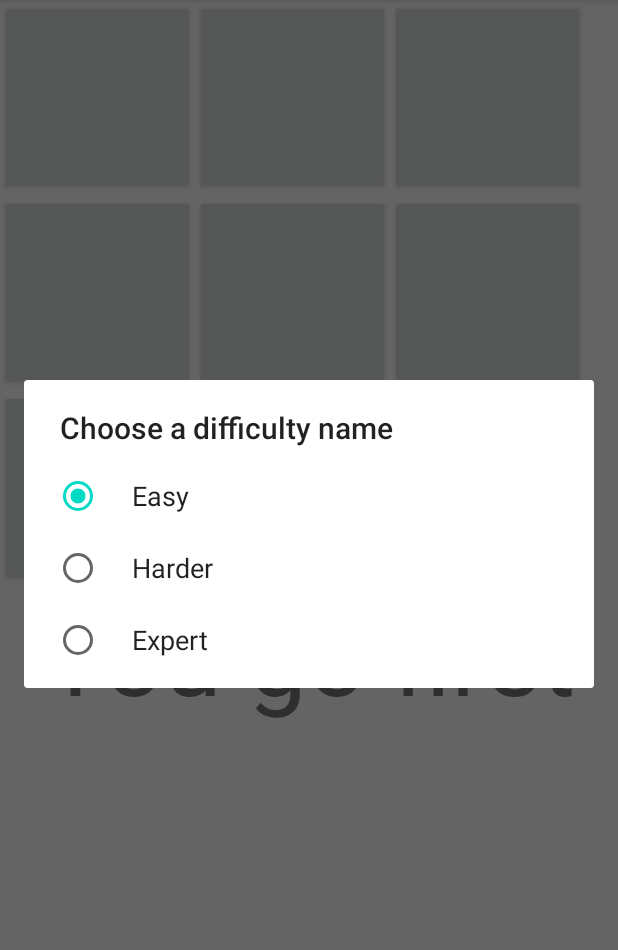
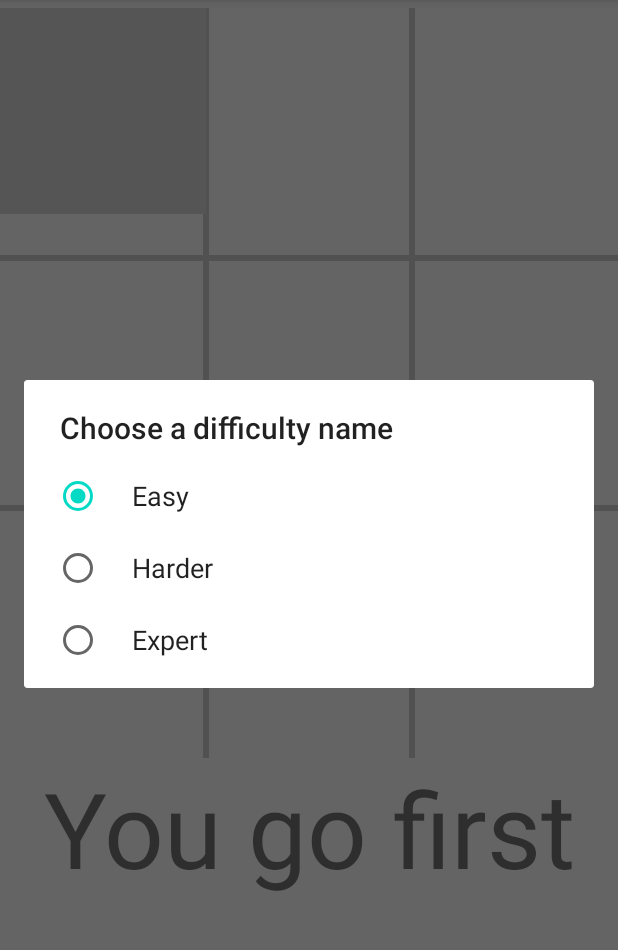
Before and after one commit to esantofimios-desarrolloapps2020/reto06, an Android app: the screen it shows after launch (MainActivity), in the options menu, after a tap on "Difficulty", on a phone screen of 412 x 824 dp, the part 84-1034 px from its top. Run offline under Robolectric (Android 15) with nearby library versions, the phone set to English and light mode, and no system bars.

Commit message:
:construction: Added graphics and sounds

```diff
--- /dev/null
+++ b/app/src/main/java/com/example/tictactoe/BoardView.java
@@ -0,0 +1,97 @@
+package com.example.tictactoe;
+
+import android.content.Context;
+import android.graphics.Bitmap;
+import android.graphics.BitmapFactory;
+import android.graphics.Canvas;
+import android.graphics.Color;
+import android.graphics.Paint;
+import android.graphics.Rect;
+import android.util.AttributeSet;
+import android.view.MotionEvent;
+import android.view.View;
+
+public class BoardView extends View {
+    public static final int GRID_WIDTH = 6;
+    private Bitmap mHumanBitmap;
+    private Bitmap mComputerBitmap;
+    private  Paint mPaint;
+    private  TicTacToeGame mGame;
+
+    public void setGame(TicTacToeGame game){
+        mGame = game;
+    }
+
+    public int getBoardCellWidth(){
+        return getWidth() / 3;
+    }
+
+    public int getBoardCellHeight(){
+        return getHeight() / 3;
+    }
+
+    public void initialize(){
+        mHumanBitmap = BitmapFactory.decodeResource(getResources(), R.mipmap.ic_x_round);
+        mComputerBitmap = BitmapFactory.decodeResource(getResources(), R.mipmap.ic_o_round);
+        mPaint = new Paint(Paint.ANTI_ALIAS_FLAG);
+    }
+
+    public BoardView(Context context){
+        super(context);
+        initialize();
+    }
+
+    public BoardView(Context context, AttributeSet attrs, int defStyle){
+        super(context, attrs, defStyle);
+        initialize();
+    }
+
+    public BoardView(Context context, AttributeSet attrs){
+        super(context, attrs);
+        initialize();
+    }
+
+    @Override
+    protected void onDraw(Canvas canvas) {
+        super.onDraw(canvas);
+
+        int boardWidth = getWidth();
+        int boardHeight = getHeight();
+
+        mPaint.setColor(Color.LTGRAY);
+        mPaint.setStrokeWidth(GRID_WIDTH);
+
+        int cellWidth = boardWidth / 3;
+        canvas.drawLine(cellWidth, 0, cellWidth, boardHeight, mPaint);
+        canvas.drawLine(cellWidth * 2, 0, cellWidth * 2, boardHeight, mPaint);
+
+        int cellHeight = boardHeight / 3;
+        canvas.drawLine(0,cellHeight, boardWidth, cellHeight, mPaint);
+        canvas.drawLine(0, cellHeight * 2, boardWidth, cellHeight * 2, mPaint);
+
+        for(int i = 0; i < TicTacToeGame.BOARD_SIZE; i++){
+            int col = i % 3;
+            int row = i / 3;
+
+            int left = 0;
+            int top = 0;
+            int right = cellWidth;
+            int bottom = cellWidth;
+
+            if(mGame != null && mGame.getBoardOccupant(i) == TicTacToeGame.HUMAN_PLAYER){
+                canvas.drawBitmap(mHumanBitmap,
+                        null,
+                        new Rect(left, top, right, bottom),
+                        null);
+            }else if(mGame != null && mGame.getBoardOccupant(i) == TicTacToeGame.COMPUTER_PLAYER){
+                canvas.drawBitmap(mComputerBitmap,
+                        null,
+                        new Rect(left, top, right, bottom),
+                        null);
+            }
+        }
+    }
+
+
+
+}
--- a/app/src/main/java/com/example/tictactoe/MainActivity.java
+++ b/app/src/main/java/com/example/tictactoe/MainActivity.java
@@ -6,11 +6,13 @@ import android.app.AlertDialog;
 import android.app.Dialog;
 import android.content.DialogInterface;
 import android.graphics.Color;
+import android.media.MediaPlayer;
 import android.os.Bundle;
 import android.util.Log;
 import android.view.Menu;
 import android.view.MenuInflater;
 import android.view.MenuItem;
+import android.view.MotionEvent;
 import android.view.View;
 import android.widget.Button;
 import android.widget.TextView;
@@ -25,35 +27,26 @@ public class MainActivity extends AppCompatActivity {
     private TicTacToeGame mGame;
     private Button mBoardButtons[];
     private TextView mInfoTextView;
+    private BoardView mBoardView;
+    MediaPlayer mHumanMediaPlayer;
+    MediaPlayer mComputerMediaPlayer;
     @Override
     protected void onCreate(Bundle savedInstanceState) {
         super.onCreate(savedInstanceState);
         setContentView(R.layout.activity_main);
-        mBoardButtons = new Button[TicTacToeGame.BOARD_SIZE];
-        mBoardButtons[0] = (Button) findViewById(R.id.btn_one);
-        mBoardButtons[1] = (Button) findViewById(R.id.btn_two);
-        mBoardButtons[2] = (Button) findViewById(R.id.btn_three);
-        mBoardButtons[3] = (Button) findViewById(R.id.btn_four);
-        mBoardButtons[4] = (Button) findViewById(R.id.btn_five);
-        mBoardButtons[5] = (Button) findViewById(R.id.btn_six);
-        mBoardButtons[6] = (Button) findViewById(R.id.btn_seven);
-        mBoardButtons[7] = (Button) findViewById(R.id.btn_eight);
-        mBoardButtons[8] = (Button) findViewById(R.id.btn_nine);
+        mGame = new TicTacToeGame();
+        mBoardView = (BoardView) findViewById(R.id.board);
+        mBoardView.setGame(mGame);
+
+        mBoardView.setOnTouchListener(mTouchListener);
 
         mInfoTextView = (TextView) findViewById(R.id.tv_information);
 
-        mGame = new TicTacToeGame();
-        startNewGame();
-        // newGame();
     }
 
     private void startNewGame(){
         mGame.clearBoard();
-        for(int i = 0; i < mBoardButtons.length; i++){
-            mBoardButtons[i].setText("");
-            mBoardButtons[i].setEnabled(true);
-            mBoardButtons[i].setOnClickListener(new ButtonClickListener(i));
-        }
+        mBoardView.invalidate();
         mInfoTextView.setText("You go first");
     }
     private class ButtonClickListener implements View.OnClickListener{
@@ -87,16 +80,22 @@ public class MainActivity extends AppCompatActivity {
             }
         }
     }
-    private void setMove(char player, int location){
+    private boolean setMove(char player, int location){
+        // mHumanMediaPlayer.start();
+        if (mGame.setMove(player, location)){
+            mBoardView.invalidate();
+            return true;
+        }
+        return false;
         //mGame.setMove(player, location);
-        mBoardButtons[location].setEnabled(false);
+        /*mBoardButtons[location].setEnabled(false);
         mBoardButtons[location].setText(String.valueOf(player));
         if(player == TicTacToeGame.HUMAN_PLAYER){
             mBoardButtons[location].setTextColor(Color.rgb(0, 200, 0));
         }
         else{
             mBoardButtons[location].setTextColor(Color.rgb(200, 0, 0));
-        }
+        }*/
     }
 
     @Override
@@ -190,5 +189,36 @@ public class MainActivity extends AppCompatActivity {
         });
     }*/
 
+    @Override
+    protected void onResume() {
+
+        super.onResume();
+        mHumanMediaPlayer = MediaPlayer.create(getApplicationContext(), R.raw.drop_message_alert);
+        mComputerMediaPlayer = MediaPlayer.create(getApplicationContext(), R.raw.bubble_short);
+    }
+
+    @Override
+    protected void onPause(){
+        super.onPause();
+        mHumanMediaPlayer.release();
+        mComputerMediaPlayer.release();
+    }
+
+    // Listen for touches the board
+    private View.OnTouchListener mTouchListener = new View.OnTouchListener() {
+        @Override
+        public boolean onTouch(View view, MotionEvent motionEvent) {
+            int col = (int) motionEvent.getX() / mBoardView.getBoardCellWidth();
+            int row = (int) motionEvent.getY() / mBoardView.getBoardCellHeight();
+            int pos = row * 3 + col;
+            // pending to add !mGameOver &&
+            if(setMove(TicTacToeGame.HUMAN_PLAYER, pos)){
+
+            }
+            return false;
+        }
+    };
+
+
 
 }
--- a/app/src/main/java/com/example/tictactoe/TicTacToeGame.java
+++ b/app/src/main/java/com/example/tictactoe/TicTacToeGame.java
@@ -39,9 +39,9 @@ public class TicTacToeGame {
         Log.i("Details","Click");
     }
 
-    public void setMove(char player, int location){
-
+    public boolean setMove(char player, int location){
         Log.i("Details","Click");
+        return true;
 
     }
 
@@ -207,5 +207,9 @@ public class TicTacToeGame {
 
     }
 
+    public char getBoardOccupant(int i){
+        return 'X';
+    }
+
 
 }
--- a/app/src/main/res/layout/activity_main.xml
+++ b/app/src/main/res/layout/activity_main.xml
@@ -7,90 +7,11 @@
     tools:context=".MainActivity"
     android:orientation="vertical"
     android:layout_gravity="center_horizontal">
-    <TableLayout
-        android:id="@+id/tbl_play_grid"
+    <com.example.tictactoe.BoardView
+        android:id="@+id/board"
         android:layout_width="match_parent"
-        android:layout_height="wrap_content">
-
-        <TableRow
-            android:layout_width="match_parent"
-            android:layout_height="match_parent"
-            android:layout_gravity="center_horizontal">
-            <Button
-                android:id="@+id/btn_one"
-                android:layout_height="@dimen/button_size"
-                android:layout_width="@dimen/button_size"
-                android:text="1"
-                android:textSize="@dimen/text_size"
-                ></Button>
-            <Button
-                android:id="@+id/btn_two"
-                android:layout_height="@dimen/button_size"
-                android:layout_width="@dimen/button_size"
-                android:text="2"
-                android:textSize="@dimen/text_size"
-                ></Button>
-            <Button
-                android:id="@+id/btn_three"
-                android:layout_height="@dimen/button_size"
-                android:layout_width="@dimen/button_size"
-                android:text="3"
-                android:textSize="@dimen/text_size"
-                ></Button>
-        </TableRow>
-        <TableRow
-            android:layout_width="match_parent"
-            android:layout_height="match_parent"
-            android:layout_gravity="center_horizontal">
-            <Button
-                android:id="@+id/btn_four"
-                android:layout_height="@dimen/button_size"
-                android:layout_width="@dimen/button_size"
-                android:text="4"
-                android:textSize="@dimen/text_size"
-                ></Button>
-            <Button
-                android:id="@+id/btn_five"
-                android:layout_height="@dimen/button_size"
-                android:layout_width="@dimen/button_size"
-                android:text="5"
-                android:textSize="@dimen/text_size"
-                ></Button>
-            <Button
-                android:id="@+id/btn_six"
-                android:layout_height="@dimen/button_size"
-                android:layout_width="@dimen/button_size"
-                android:text="6"
-                android:textSize="@dimen/text_size"
-                ></Button>
-        </TableRow>
-        <TableRow
-            android:layout_width="match_parent"
-            android:layout_height="match_parent"
-            android:layout_gravity="center_horizontal">
-            <Button
-                android:id="@+id/btn_seven"
-                android:layout_height="@dimen/button_size"
-                android:layout_width="@dimen/button_size"
-                android:text="7"
-                android:textSize="@dimen/text_size"
-                ></Button>
-            <Button
-                android:id="@+id/btn_eight"
-                android:layout_height="@dimen/button_size"
-                android:layout_width="@dimen/button_size"
-                android:text="8"
-                android:textSize="@dimen/text_size"
-                ></Button>
-            <Button
-                android:id="@+id/btn_nine"
-                android:layout_height="@dimen/button_size"
-                android:layout_width="@dimen/button_size"
-                android:text="9"
-                android:textSize="@dimen/text_size"
-                ></Button>
-        </TableRow>
-    </TableLayout>
+        android:layout_height="500dp"
+        android:layout_marginTop="5dp"/>
     <TextView
         android:id="@+id/tv_information"
         android:layout_width="match_parent"
--- /dev/null
+++ b/app/src/main/res/mipmap-anydpi-v26/ic_o_round.xml
@@ -0,0 +1,5 @@
+<?xml version="1.0" encoding="utf-8"?>
+<adaptive-icon xmlns:android="http://schemas.android.com/apk/res/android">
+    <background android:drawable="@color/ic_o_background"/>
+    <foreground android:drawable="@mipmap/ic_o_foreground"/>
+</adaptive-icon>
--- /dev/null
+++ b/app/src/main/res/values/ic_o_background.xml
@@ -0,0 +1,4 @@
+<?xml version="1.0" encoding="utf-8"?>
+<resources>
+    <color name="ic_o_background">#FFFFFF</color>
+</resources>
```
Also changed, not shown: app/src/main/res/mipmap-hdpi/ic_o.png (added), app/src/main/res/mipmap-xxhdpi/ic_o_round.png (added), app/src/main/res/mipmap-xxxhdpi/ic_o.png (added), app/src/main/res/mipmap-xxxhdpi/ic_o_foreground.png (added).
